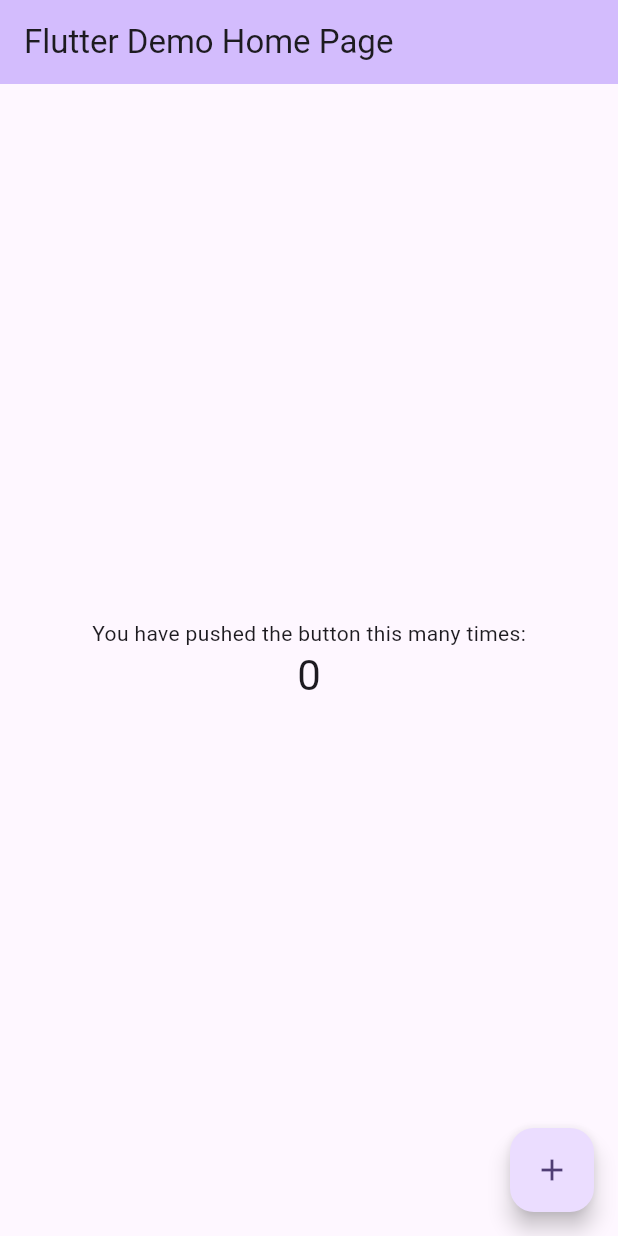
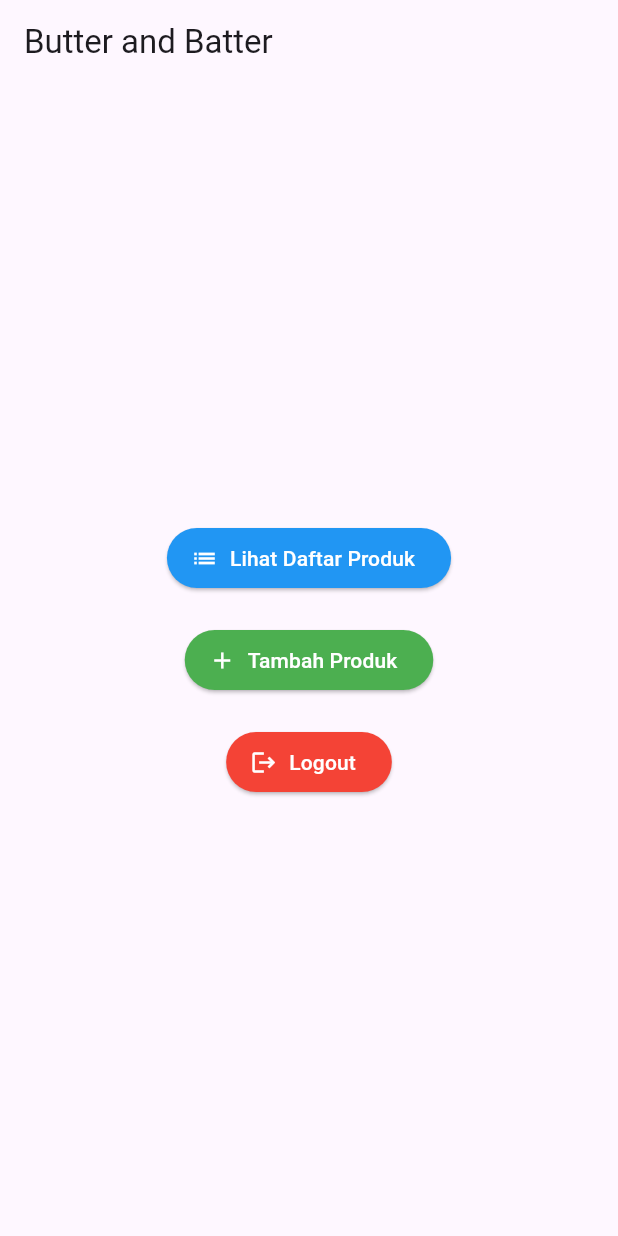
Before and after one commit to patriciatyas/butterbatter-mobile, a Flutter app: the screen it shows after launch, on a phone screen of 412 x 824 dp. Run offline on Flutter 3.47's test engine with Material 3 defaults, Android fonts, the light colour scheme and no system bars.

Commit message:
add button and SnackBar

```diff
--- a/lib/main.dart
+++ b/lib/main.dart
@@ -1,125 +1,72 @@
 import 'package:flutter/material.dart';
 
-void main() {
-  runApp(const MyApp());
-}
+void main() => runApp(const MyHomePage());
 
-class MyApp extends StatelessWidget {
-  const MyApp({super.key});
+class MyHomePage extends StatelessWidget {
+  const MyHomePage({super.key});
 
-  // This widget is the root of your application.
   @override
   Widget build(BuildContext context) {
     return MaterialApp(
-      title: 'Flutter Demo',
-      theme: ThemeData(
-        // This is the theme of your application.
-        //
-        // TRY THIS: Try running your application with "flutter run". You'll see
-        // the application has a purple toolbar. Then, without quitting the app,
-        // try changing the seedColor in the colorScheme below to Colors.green
-        // and then invoke "hot reload" (save your changes or press the "hot
-        // reload" button in a Flutter-supported IDE, or press "r" if you used
-        // the command line to start the app).
-        //
-        // Notice that the counter didn't reset back to zero; the application
-        // state is not lost during the reload. To reset the state, use hot
-        // restart instead.
-        //
-        // This works for code too, not just values: Most code changes can be
-        // tested with just a hot reload.
-        colorScheme: ColorScheme.fromSeed(seedColor: Colors.deepPurple),
-        useMaterial3: true,
+      title: 'Butter and Batter',
+      home: Scaffold(
+        appBar: AppBar(
+          title: const Text('Butter and Batter'),
         ),
-      home: const MyHomePage(title: 'Flutter Demo Home Page'),
+        body: const SnackBarPage(),
+      ),
     );
   }
 }
 
-class MyHomePage extends StatefulWidget {
-  const MyHomePage({super.key, required this.title});
+class SnackBarPage extends StatelessWidget {
+  const SnackBarPage({super.key});
 
-  // This widget is the home page of your application. It is stateful, meaning
-  // that it has a State object (defined below) that contains fields that affect
-  // how it looks.
-
-  // This class is the configuration for the state. It holds the values (in this
-  // case the title) provided by the parent (in this case the App widget) and
-  // used by the build method of the State. Fields in a Widget subclass are
-  // always marked "final".
-
-  final String title;
-
-  @override
-  State<MyHomePage> createState() => _MyHomePageState();
-}
-
-class _MyHomePageState extends State<MyHomePage> {
-  int _counter = 0;
-
-  void _incrementCounter() {
-    setState(() {
-      // This call to setState tells the Flutter framework that something has
-      // changed in this State, which causes it to rerun the build method below
-      // so that the display can reflect the updated values. If we changed
-      // _counter without calling setState(), then the build method would not be
-      // called again, and so nothing would appear to happen.
-      _counter++;
-    });
+  void _showSnackbar(BuildContext context, String message) {
+    final snackBar = SnackBar(
+      content: Text(message),
+      duration: const Duration(seconds: 1),
+    );
+    ScaffoldMessenger.of(context).showSnackBar(snackBar);
   }
 
   @override
   Widget build(BuildContext context) {
-    // This method is rerun every time setState is called, for instance as done
-    // by the _incrementCounter method above.
-    //
-    // The Flutter framework has been optimized to make rerunning build methods
-    // fast, so that you can just rebuild anything that needs updating rather
-    // than having to individually change instances of widgets.
-    return Scaffold(
-      appBar: AppBar(
-        // TRY THIS: Try changing the color here to a specific color (to
-        // Colors.amber, perhaps?) and trigger a hot reload to see the AppBar
-        // change color while the other colors stay the same.
-        backgroundColor: Theme.of(context).colorScheme.inversePrimary,
-        // Here we take the value from the MyHomePage object that was created by
-        // the App.build method, and use it to set our appbar title.
-        title: Text(widget.title),
-      ),
-      body: Center(
-        // Center is a layout widget. It takes a single child and positions it
-        // in the middle of the parent.
+    return Center(
       child: Column(
-          // Column is also a layout widget. It takes a list of children and
-          // arranges them vertically. By default, it sizes itself to fit its
-          // children horizontally, and tries to be as tall as its parent.
-          //
-          // Column has various properties to control how it sizes itself and
-          // how it positions its children. Here we use mainAxisAlignment to
-          // center the children vertically; the main axis here is the vertical
-          // axis because Columns are vertical (the cross axis would be
-          // horizontal).
-          //
-          // TRY THIS: Invoke "debug painting" (choose the "Toggle Debug Paint"
-          // action in the IDE, or press "p" in the console), to see the
-          // wireframe for each widget.
         mainAxisAlignment: MainAxisAlignment.center,
         children: <Widget>[
-            const Text(
-              'You have pushed the button this many times:',
+          ElevatedButton.icon(
+            onPressed: () => _showSnackbar(context, "Kamu telah menekan tombol Lihat Daftar Produk"),
+            icon: const Icon(Icons.list),
+            label: const Text("Lihat Daftar Produk"),
+            style: ElevatedButton.styleFrom(
+              backgroundColor: Colors.blue,
+              foregroundColor: Colors.white,
             ),
-            Text(
-              '$_counter',
-              style: Theme.of(context).textTheme.headlineMedium,
+          ),
+          const SizedBox(height: 20),
+          ElevatedButton.icon(
+            onPressed: () => _showSnackbar(context, "Kamu telah menekan tombol Tambah Produk"),
+            icon: const Icon(Icons.add),
+            label: const Text("Tambah Produk"),
+            style: ElevatedButton.styleFrom(
+              backgroundColor: Colors.green,
+              foregroundColor: Colors.white,
+            ),
+          ),
+          const SizedBox(height: 20),
+          ElevatedButton.icon(
+            onPressed: () => _showSnackbar(context, "Kamu telah menekan tombol Logout"),
+            icon: const Icon(Icons.logout),
+            label: const Text("Logout"),
+            style: ElevatedButton.styleFrom(
+              backgroundColor: Colors.red,
+              foregroundColor: Colors.white,
+            ),
           ),
         ],
       ),
-      ),
-      floatingActionButton: FloatingActionButton(
-        onPressed: _incrementCounter,
-        tooltip: 'Increment',
-        child: const Icon(Icons.add),
-      ), // This trailing comma makes auto-formatting nicer for build methods.
     );
   }
 }
```
Also changed, not shown: flutter_01.png (added). Lines whose indentation alone changed are shown as unchanged.
